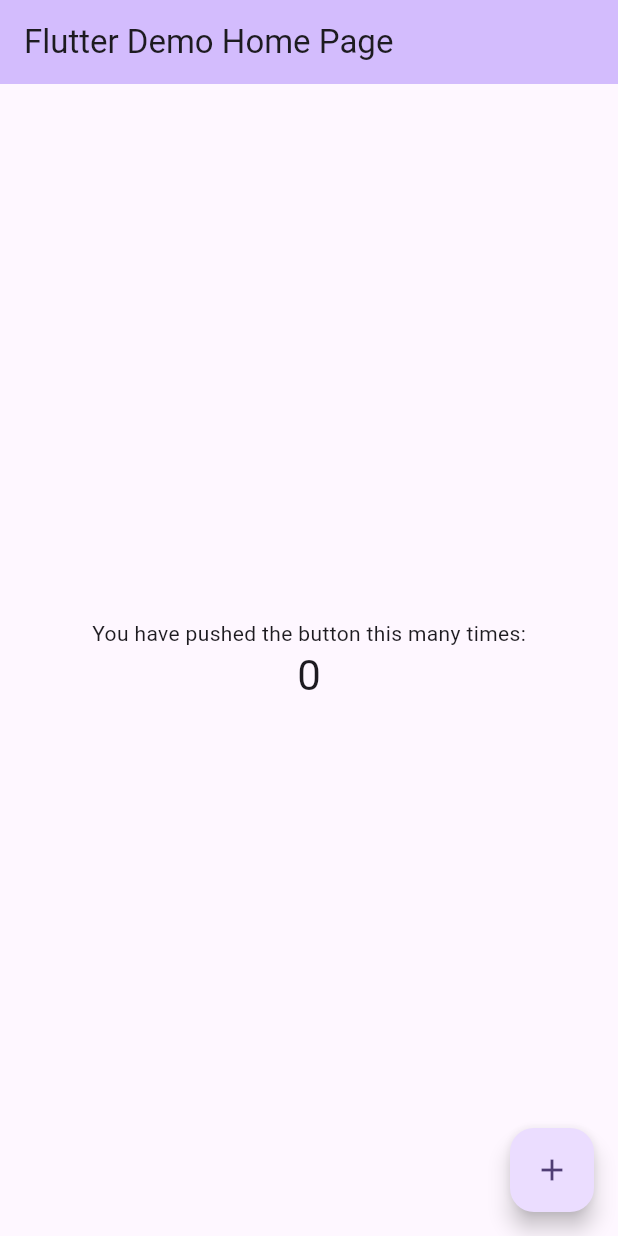
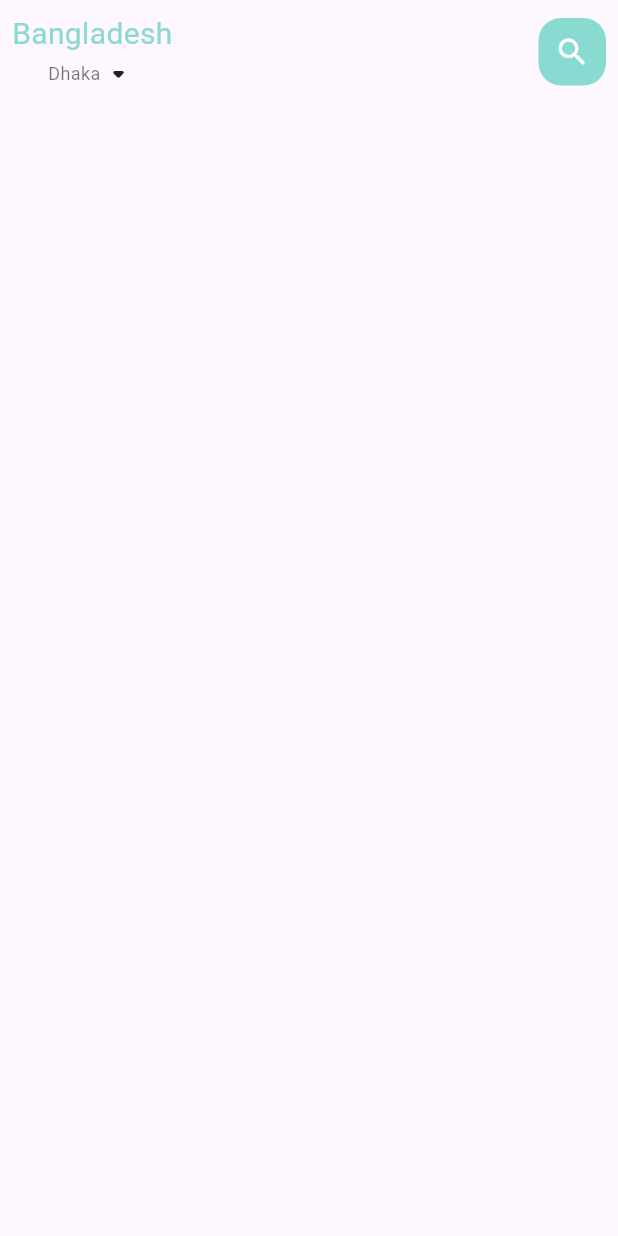
Before and after one commit to Tushar-ShahidurRahman/food_delivery_app, a Flutter app: the screen it shows after launch, on a phone screen of 412 x 824 dp. Run offline on Flutter 3.47's test engine with Material 2 defaults, Android fonts, the phone set to English and light mode, and no system bars.

Commit message:
main_food_page header is done
along with big text, and small text custom widget.

```diff
--- /dev/null
+++ b/lib/custom_widgets/big_text.dart
@@ -0,0 +1,31 @@
+import 'package:flutter/material.dart';
+
+class BigText extends StatelessWidget {
+  final String text;
+  Color? color;
+  double size;
+  TextOverflow overflow;
+
+  BigText({
+    Key? key,
+    required this.text,
+    this.color = const Color(0xFF332d2b),
+    this.size = 20,
+    this.overflow = TextOverflow.ellipsis,
+  }) : super(key: key);
+
+  @override
+  Widget build(BuildContext context) {
+    return Text(
+      text,
+      maxLines: 1,
+      overflow: overflow,
+      style: TextStyle(
+        color: color,
+        fontFamily: 'Roboto',
+        fontWeight: FontWeight.w400,
+        fontSize: size,
+      ),
+    );
+  }
+}
--- /dev/null
+++ b/lib/custom_widgets/small_text.dart
@@ -0,0 +1,30 @@
+import 'package:flutter/material.dart';
+
+class SmallText extends StatelessWidget {
+  final String text;
+  Color? color;
+  double size;
+  double height;
+
+  SmallText({
+    Key? key,
+    required this.text,
+    this.color = const Color(0xFFccc7c5),
+    this.size = 12,
+    this.height = 1.2,
+  }) : super(key: key);
+
+  @override
+  Widget build(BuildContext context) {
+    return Text(
+      text,
+      style: TextStyle(
+        color: color,
+        fontFamily: 'Roboto',
+        // fontWeight: FontWeight.w400,
+        fontSize: size,
+        height: height,
+      ),
+    );
+  }
+}
--- /dev/null
+++ b/lib/home/main_food_page.dart
@@ -0,0 +1,70 @@
+import 'package:flutter/material.dart';
+import 'package:food_delivery_app/custom_widgets/big_text.dart';
+import 'package:food_delivery_app/custom_widgets/small_text.dart';
+import 'package:food_delivery_app/utils/colors.dart';
+
+class MainFoodPage extends StatefulWidget {
+  const MainFoodPage({Key? key}) : super(key: key);
+
+  @override
+  State<MainFoodPage> createState() => _MainFoodPageState();
+}
+
+class _MainFoodPageState extends State<MainFoodPage> {
+  @override
+  Widget build(BuildContext context) {
+    return Scaffold(
+
+      body: SafeArea(
+        child: Column(
+          children: [
+            Container(
+              //I will use the above container for changing color in the future. Now it is unnecessary.
+              child: Padding(
+                padding: const EdgeInsets.all(8.0),
+                child: Container(
+                  // height: 115,
+                  child: Row(
+                    mainAxisAlignment: MainAxisAlignment.spaceBetween,
+                    // mainAxisSize: MainAxisSize.min,
+                    //The above row is acting as the main row for the header.
+                    children: [
+                      Column(
+                          // This column is for containing both the Name of the country and subsequent
+                          // row which have city name and dropdown menu.
+                        mainAxisSize: MainAxisSize.min,
+                          children: [
+                        BigText(text: 'Bangladesh', color: AppColors.mainColor),
+                        Row(
+                          // This row is for the subtext and dropdown menu item
+                          children: [
+                            SmallText(text:'Dhaka',
+                                color: Colors.black54
+                              ),
+                            // SizedBox(width: 10),
+                            Icon(Icons.arrow_drop_down_rounded),
+                          ],
+                        ),
+                      ]),
+                      // Below container is for search icon
+                      Center(
+                        child: Container(
+                          height: 45,
+                          width: 45,
+                          decoration: BoxDecoration(borderRadius: BorderRadius.circular(15),
+                          color: AppColors.mainColor,
+                          ),
+                          child: Icon(Icons.search, color: Colors.white,),
+                        ),
+                      ),
+                    ],
+                  ),
+                ),
+              ),
+            ),
+          ],
+        ),
+      ),
+    );
+  }
+}
--- a/lib/main.dart
+++ b/lib/main.dart
@@ -1,4 +1,5 @@
 import 'package:flutter/material.dart';
+import 'package:food_delivery_app/home/main_food_page.dart';
 
 void main() {
   runApp(const MyApp());
@@ -11,6 +12,7 @@ class MyApp extends StatelessWidget {
   @override
   Widget build(BuildContext context) {
     return MaterialApp(
+      debugShowCheckedModeBanner: false,
       title: 'Flutter Demo',
       theme: ThemeData(
         // This is the theme of your application.
@@ -31,7 +33,8 @@ class MyApp extends StatelessWidget {
         colorScheme: ColorScheme.fromSeed(seedColor: Colors.deepPurple),
         useMaterial3: true,
       ),
-      home: const MyHomePage(title: 'Flutter Demo Home Page'),
+      // home: const MyHomePage(title: 'Flutter Demo Home Page'),
+      home: const MainFoodPage(),
     );
   }
 }
```
